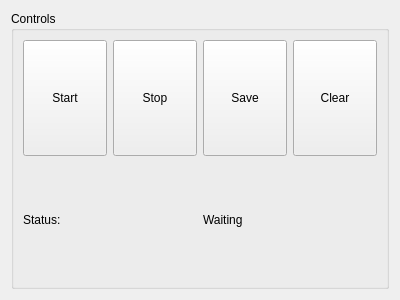
Before: the Qt Designer form Widgets/Resources/UI/qSlicerRecorderControlsWidget.ui in PerkTutor/PerkTutor, drawn with Qt 5.
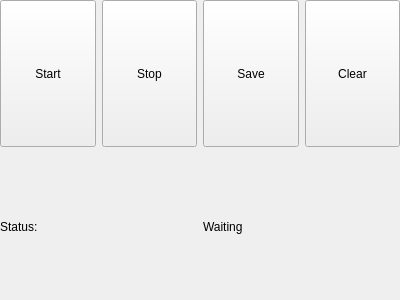
After: the same form once the commit is applied. Custom widgets are drawn as their Qt base class.

Commit message: Re #4 WIP. Streamlined user interface. Messages and recording controls widgets are usable for other modules.

```diff
--- a/Widgets/Resources/UI/qSlicerRecorderControlsWidget.ui
+++ b/Widgets/Resources/UI/qSlicerRecorderControlsWidget.ui
@@ -20,14 +20,11 @@
    <string>Form</string>
   </property>
   <layout class="QVBoxLayout" name="verticalLayout">
-   <item>
-    <widget class="QGroupBox" name="ControlsGroupBox">
-     <property name="title">
-      <string>Controls</string>
-     </property>
-     <layout class="QVBoxLayout" name="verticalLayout_2">
+   <property name="margin">
+    <number>0</number>
+   </property>
       <item>
-       <layout class="QHBoxLayout" name="horizontalLayout">
+    <layout class="QHBoxLayout" name="ControlsButtonsLayout">
         <item>
          <widget class="QPushButton" name="StartButton">
           <property name="sizePolicy">
@@ -83,7 +80,7 @@
        </layout>
       </item>
       <item>
-       <layout class="QHBoxLayout" name="horizontalLayout_2">
+    <layout class="QHBoxLayout" name="StatusLayout">
         <item>
          <widget class="QLabel" name="StatusLabel">
           <property name="sizePolicy">
@@ -111,9 +108,6 @@
          </widget>
         </item>
        </layout>
-      </item>
-     </layout>
-    </widget>
    </item>
   </layout>
  </widget>
```
Lines whose indentation alone changed are shown as unchanged. The commit also changes 3 other files.
